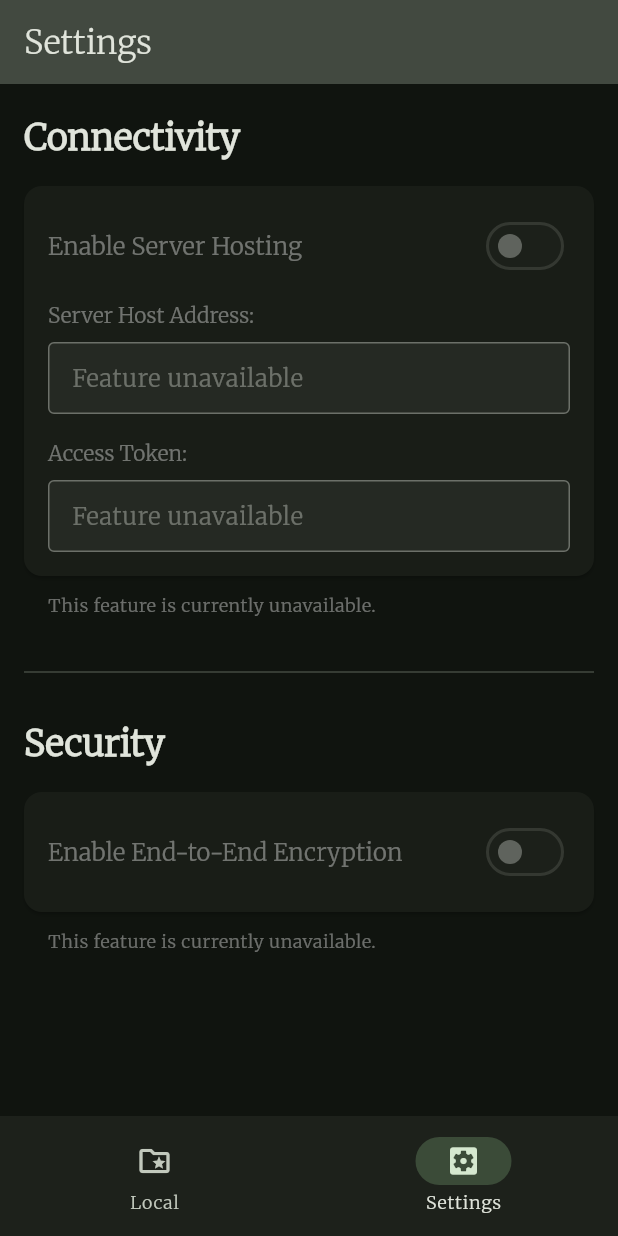
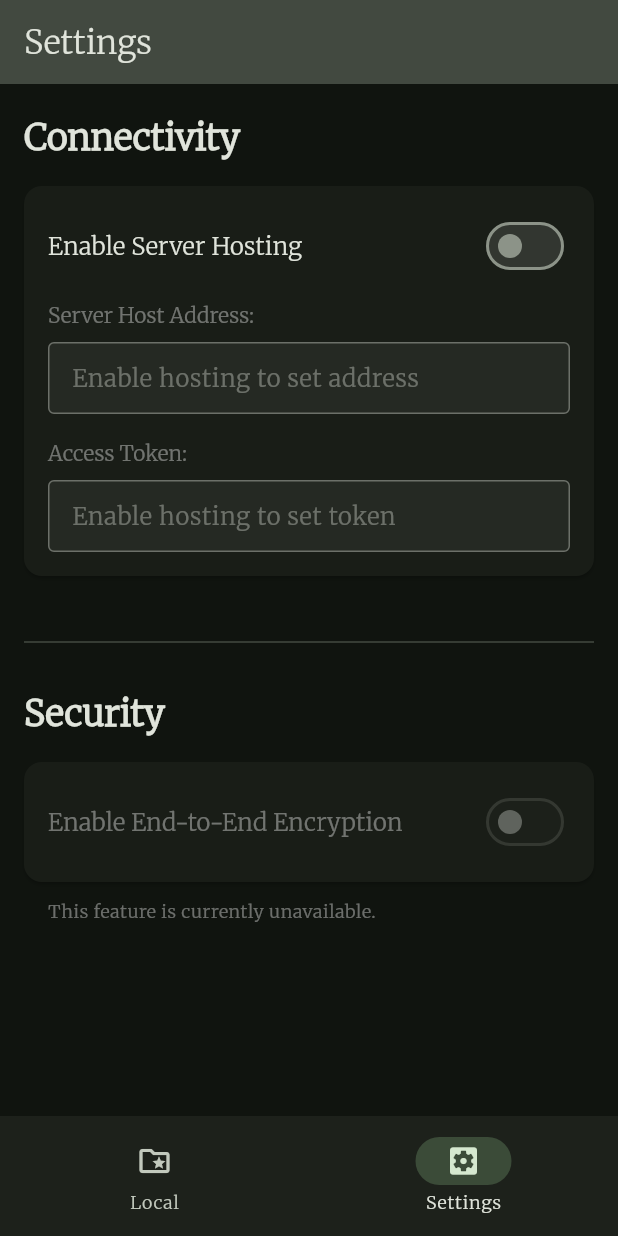
Before and after one commit to TenebrisOS/Nots, a Flutter app: the screen it shows after launch, item 2 of the bottom bar chosen, on a phone screen of 412 x 824 dp. Run offline on Flutter 3.47's test engine with Material 3 defaults, Android fonts, the phone set to English and light mode, and no system bars; our stand-ins replace sqflite; accounts and stored records are empty.

Commit message:
Starting server python dev

```diff
--- a/lib/ui/settings_page.dart
+++ b/lib/ui/settings_page.dart
@@ -5,7 +5,7 @@ class SettingsPage extends StatefulWidget {
   final TextEditingController tokenController;
   final bool initialServerHostingEnabled;
   final ValueChanged<bool> onServerHostingChanged;
-  final VoidCallback onSettingsChanged;
+  final VoidCallback onSettingsChanged; // To trigger rebuild on OnlineNotesPage
 
   const SettingsPage({
     super.key,
@@ -21,6 +21,14 @@ class SettingsPage extends StatefulWidget {
 }
 
 class _SettingsPageState extends State<SettingsPage> {
+  late bool _serverHostingEnabled;
+
+  @override
+  void initState() {
+    super.initState();
+    _serverHostingEnabled = widget.initialServerHostingEnabled;
+  }
+
   @override
   Widget build(BuildContext context) {
     final theme = Theme.of(context);
@@ -29,19 +37,13 @@ class _SettingsPageState extends State<SettingsPage> {
     return SafeArea(
       child: SingleChildScrollView(
         padding: EdgeInsets.symmetric(
-          horizontal: isSmallScreen ? 16.0 : 24.0,
-          vertical: 20.0,
-        ),
+            horizontal: isSmallScreen ? 16.0 : 24.0, vertical: 20.0),
         child: Column(
           crossAxisAlignment: CrossAxisAlignment.start,
           children: [
-            // Connectivity Section
-            Text(
-              'Connectivity',
-              style: theme.textTheme.headlineSmall?.copyWith(
-                fontWeight: FontWeight.bold,
-              ),
-            ),
+            Text('Connectivity',
+                style: theme.textTheme.headlineSmall
+                    ?.copyWith(fontWeight: FontWeight.bold)),
             const SizedBox(height: 8),
             Card(
               elevation: 1.0,
@@ -53,82 +55,81 @@ class _SettingsPageState extends State<SettingsPage> {
                   children: [
                     Row(children: [
                       Expanded(
-                        child: Text(
-                          'Enable Server Hosting',
-                          style: theme.textTheme.titleMedium?.copyWith(
-                            color: theme.disabledColor,
-                          ),
-                        ),
-                      ),
-                      const Switch(
-                        value: false,
-                        onChanged: null, // Disabled
+                          child: Text('Enable Server Hosting',
+                              style: theme.textTheme.titleMedium)),
+                      Switch(
+                        value: _serverHostingEnabled,
+                        onChanged: (bool value) {
+                          setState(() {
+                            _serverHostingEnabled = value;
+                          });
+                          widget.onServerHostingChanged(value); // Notify parent
+                        },
                       ),
                     ]),
                     const SizedBox(height: 12),
-                    Text(
-                      'Server Host Address:',
-                      style: theme.textTheme.titleSmall?.copyWith(
-                        color: theme.disabledColor,
-                      ),
-                    ),
+                    Text('Server Host Address:',
+                        style: _serverHostingEnabled
+                            ? theme.textTheme.titleSmall
+                            : theme.textTheme.titleSmall
+                            ?.copyWith(color: theme.disabledColor)),
                     const SizedBox(height: 8),
                     TextField(
                       controller: widget.serverHostController,
-                      enabled: false,
+                      enabled: _serverHostingEnabled,
                       decoration: InputDecoration(
-                        hintText: 'Feature unavailable',
+                        hintText: _serverHostingEnabled
+                            ? 'e.g., https://your-notes-server.com'
+                            : 'Enable hosting to set address',
                         border: const OutlineInputBorder(),
                         isDense: true,
-                        fillColor: theme.disabledColor.withOpacity(0.05),
-                        filled: true,
+                        fillColor: _serverHostingEnabled
+                            ? null
+                            : theme.disabledColor.withOpacity(0.05),
+                        filled: !_serverHostingEnabled,
                       ),
+                      onChanged: (value) {
+                        widget.onSettingsChanged();
+                        // TODO: Save to shared_preferences (debounced)
+                      },
                     ),
                     const SizedBox(height: 16),
-                    Text(
-                      'Access Token:',
-                      style: theme.textTheme.titleSmall?.copyWith(
-                        color: theme.disabledColor,
-                      ),
-                    ),
+                    Text('Access Token:',
+                        style: _serverHostingEnabled
+                            ? theme.textTheme.titleSmall
+                            : theme.textTheme.titleSmall
+                            ?.copyWith(color: theme.disabledColor)),
                     const SizedBox(height: 8),
                     TextField(
                       controller: widget.tokenController,
-                      enabled: false,
+                      enabled: _serverHostingEnabled,
                       obscureText: true,
                       decoration: InputDecoration(
-                        hintText: 'Feature unavailable',
+                        hintText: _serverHostingEnabled
+                            ? 'Enter your access token'
+                            : 'Enable hosting to set token',
                         border: const OutlineInputBorder(),
                         isDense: true,
-                        fillColor: theme.disabledColor.withOpacity(0.05),
-                        filled: true,
+                        fillColor: _serverHostingEnabled
+                            ? null
+                            : theme.disabledColor.withOpacity(0.05),
+                        filled: !_serverHostingEnabled,
                       ),
+                      onChanged: (value) {
+                        widget.onSettingsChanged();
+                        // TODO: Save to secure storage
+                      },
                     ),
                   ],
-                ),
-              ),
-            ),
-            Padding(
-              padding:
-              const EdgeInsets.only(left: 16.0, top: 4.0, right: 16.0),
-              child: Text(
-                'This feature is currently unavailable.',
-                style: theme.textTheme.bodySmall?.copyWith(
-                  color: theme.disabledColor,
                 ),
               ),
             ),
             const SizedBox(height: 28),
             const Divider(),
             const SizedBox(height: 24),
-
-            // Security Section
-            Text(
-              'Security',
-              style: theme.textTheme.headlineSmall?.copyWith(
-                fontWeight: FontWeight.bold,
-              ),
-            ),
+            Text('Security',
+                style: theme.textTheme.headlineSmall
+                    ?.copyWith(fontWeight: FontWeight.bold)),
             const SizedBox(height: 8),
             Card(
               elevation: 1.0,
@@ -137,24 +138,18 @@ class _SettingsPageState extends State<SettingsPage> {
                 padding: const EdgeInsets.all(16.0),
                 child: Row(children: [
                   Expanded(
-                    child: Text(
-                      'Enable End-to-End Encryption',
-                      style: theme.textTheme.titleMedium
-                          ?.copyWith(color: theme.disabledColor),
-                    ),
-                  ),
+                      child: Text('Enable End-to-End Encryption',
+                          style: theme.textTheme.titleMedium
+                              ?.copyWith(color: theme.disabledColor))),
                   const Switch(value: false, onChanged: null),
                 ]),
               ),
             ),
             Padding(
-              padding:
-              const EdgeInsets.only(left: 16.0, top: 4.0, right: 16.0),
-              child: Text(
-                'This feature is currently unavailable.',
-                style: theme.textTheme.bodySmall
-                    ?.copyWith(color: theme.disabledColor),
-              ),
+              padding: const EdgeInsets.only(left: 16.0, top: 4.0, right: 16.0),
+              child: Text('This feature is currently unavailable.',
+                  style: theme.textTheme.bodySmall
+                      ?.copyWith(color: theme.disabledColor)),
             ),
           ],
         ),
```
Also changed, not shown: .github/assets/sc10.png (added), .github/assets/sc11.png (added), .github/assets/sc12.png (added), 2 other files.
